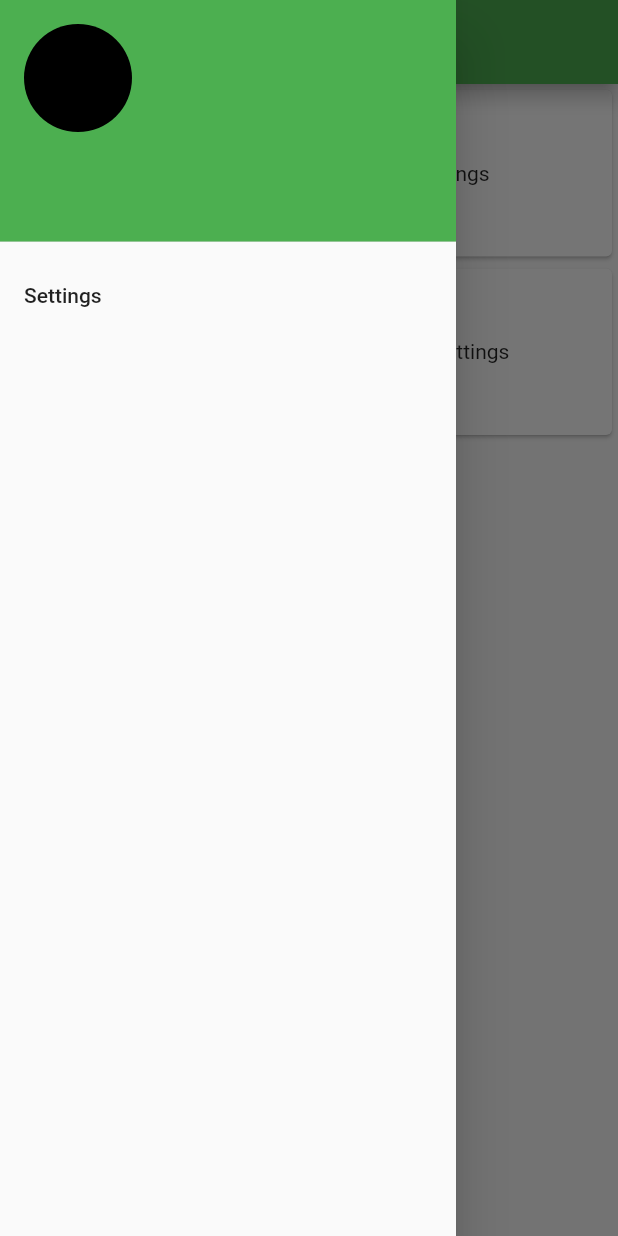
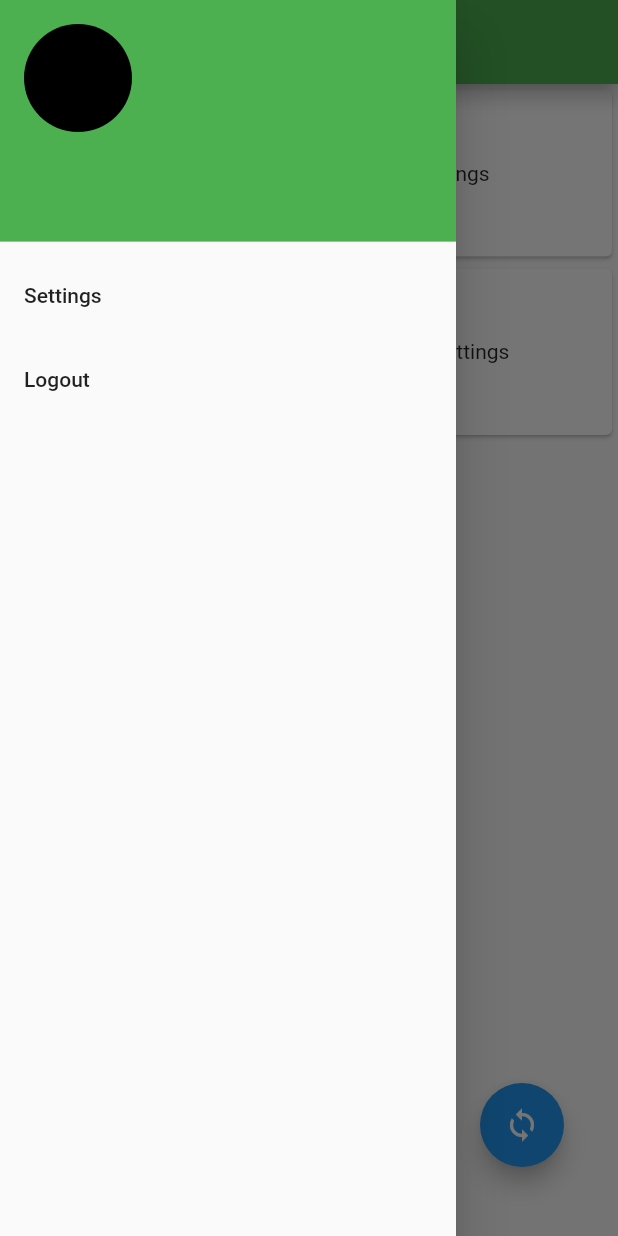
Before and after one commit to g14a/app-uuid, a Flutter app: the ProfilePage screen opened by its route, with the side drawer open, on a phone screen of 412 x 824 dp. Run offline on Flutter 3.47's test engine with Material 2 defaults, Android fonts, the phone set to English and light mode, and no system bars; our stand-ins replace fluttertoast, font_awesome_flutter, shared_preferences; missing offline and left inert: get_ip; accounts and stored records are empty; network calls fail.

Commit message:
added logout and check empty info for cards
Signed-off-by: Gowtham Munukutla <gowtham.m81197@gmail.com>

```diff
--- a/lib/profile.dart
+++ b/lib/profile.dart
@@ -4,6 +4,7 @@ import 'package:flutter/material.dart';
 import 'package:flutter_uuid/contactCard.dart';
 import 'package:flutter_uuid/educationCard.dart';
 import 'package:flutter_uuid/models/users.dart';
+import 'package:shared_preferences/shared_preferences.dart';
 
 class ProfilePage extends StatefulWidget {
   ProfilePage({Key key, this.title}) : super(key: key);
@@ -18,6 +19,8 @@ class ProfilePageState extends State<ProfilePage> {
   String initials = "";
   String nameText = "";
   String email = "";
+
+  List<Widget> cards = List<Widget>();
 
   @override
   void initState() {
@@ -44,19 +47,61 @@ class ProfilePageState extends State<ProfilePage> {
           ),
           new ListTile(
             title: new Text("Settings"),
+          ),
+          new ListTile(
+            title: new Text("Logout"),
+            onTap: () {
+              logout();
+              Navigator.popUntil(context, ModalRoute.withName('/login'));
+            },
           )
         ]),
       ),
-      body: new ListView(
-        scrollDirection: Axis.vertical,
-        shrinkWrap: true,
-        children: <Widget>[contactCard(), educationCard()],
+      body: ListView.builder(
+        itemCount: 1,
+        itemBuilder: (BuildContext context, int index) {
+          return cards.isEmpty
+              ? ListView(
+                  scrollDirection: Axis.vertical,
+                  shrinkWrap: true,
+                  children: <Widget>[contactCard(), educationCard()],
+                )
+              : ListView(
+                  scrollDirection: Axis.vertical,
+                  shrinkWrap: true,
+                  children: cards,
+                );
+        },
       ),
+      floatingActionButton: Padding(
+        padding: const EdgeInsets.only(bottom: 30, right: 20),
+        child: FloatingActionButton(
+          child: Icon(Icons.sync),
+          onPressed: refreshProfilePage,
+          backgroundColor: Colors.blue,
+      ),)
     );
   }
 
+  Future<Null> refreshProfilePage() async {
+    await Future.delayed(Duration(milliseconds: 500));
+
+    Widget c = contactCard();
+    Widget e = educationCard();
+
+    setState(() {
+      cards = <Widget>[c, e];
+    });
+
+    return null;
+  }
+
+  logout() async {
+    SharedPreferences prefs = await SharedPreferences.getInstance();
+    prefs.remove('token');
+  }
+
   Future<void> setNameInitials() async {
-
     ContactInfoModel model = await getContactInfo();
 
     List textArray = model.name.split(' ').toList();
```
